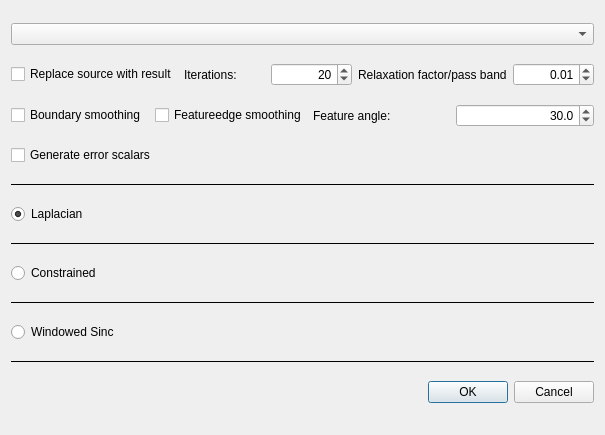
The window that forms/smoothdlg.ui (RasmusRPaulsen/Sumatra) describes before a commit, drawn with Qt 5.
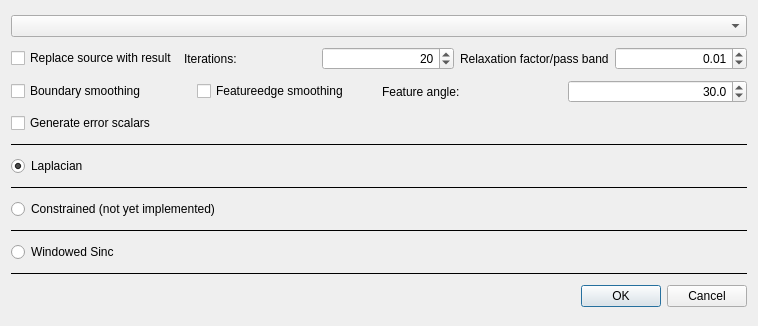
The same window after the commit.

The edit to the form file:
```diff
--- a/forms/smoothdlg.ui
+++ b/forms/smoothdlg.ui
@@ -6,8 +6,8 @@
    <rect>
     <x>0</x>
     <y>0</y>
-    <width>605</width>
-    <height>435</height>
+    <width>758</width>
+    <height>326</height>
    </rect>
   </property>
   <property name="windowTitle">
@@ -165,7 +165,7 @@
      <item>
       <widget class="QRadioButton" name="constrainedRadio">
        <property name="text">
-        <string>Constrained</string>
+        <string>Constrained (not yet implemented)</string>
        </property>
       </widget>
      </item>
```
